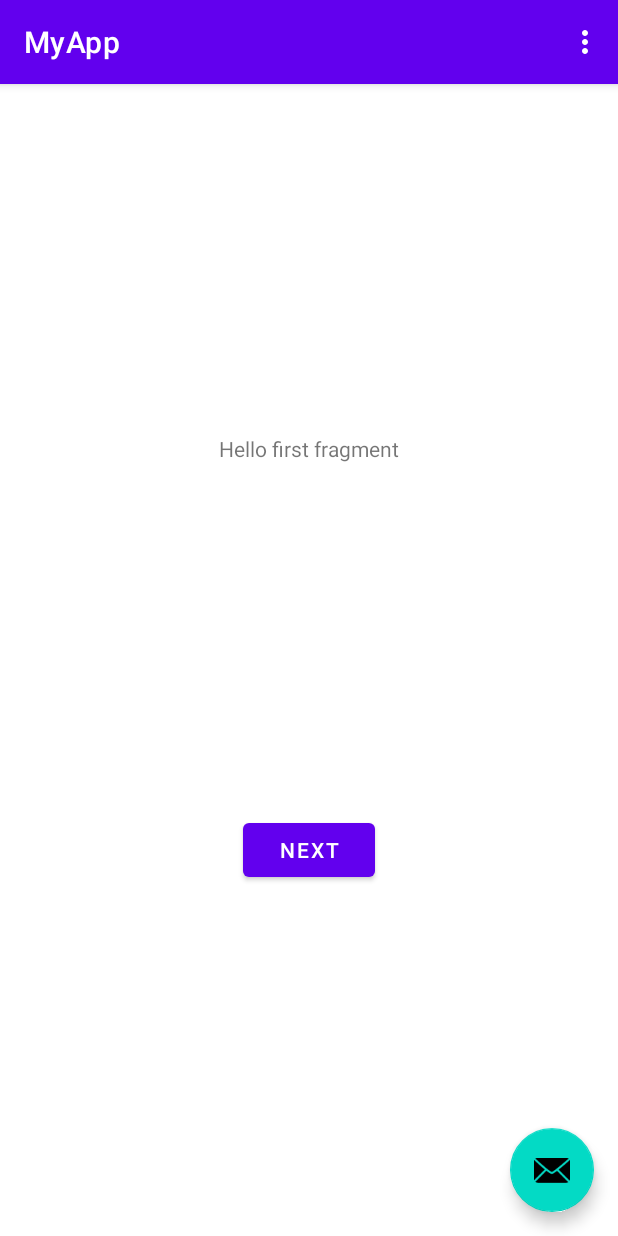
After one commit to poncho67/MyAppDemo, an Android app: the First2Fragment screen opened through its navigation route, on a phone screen of 412 x 824 dp. The commit adds this screen. Run offline under Robolectric (Android 15) with nearby library versions, the phone set to English and light mode, and no system bars.

Commit message:
Added ActivityForGit

```diff
--- a/app/src/main/AndroidManifest.xml
+++ b/app/src/main/AndroidManifest.xml
@@ -9,6 +9,10 @@
         android:roundIcon="@mipmap/ic_launcher_round"
         android:supportsRtl="true"
         android:theme="@style/Theme.MyApp">
+        <activity
+            android:name=".ActivityForGit"
+            android:label="@string/title_activity_for_git"
+            android:theme="@style/Theme.MyApp.NoActionBar"></activity>
         <activity
             android:name=".MainActivity"
             android:label="@string/app_name"
--- /dev/null
+++ b/app/src/main/java/com/poncho/myapp/First2Fragment.java
@@ -0,0 +1,34 @@
+package com.poncho.myapp;
+
+import android.os.Bundle;
+import android.view.LayoutInflater;
+import android.view.View;
+import android.view.ViewGroup;
+
+import androidx.annotation.NonNull;
+import androidx.fragment.app.Fragment;
+import androidx.navigation.fragment.NavHostFragment;
+
+public class First2Fragment extends Fragment {
+
+    @Override
+    public View onCreateView(
+            LayoutInflater inflater, ViewGroup container,
+            Bundle savedInstanceState
+    ) {
+        // Inflate the layout for this fragment
+        return inflater.inflate(R.layout.fragment_first2, container, false);
+    }
+
+    public void onViewCreated(@NonNull View view, Bundle savedInstanceState) {
+        super.onViewCreated(view, savedInstanceState);
+
+        view.findViewById(R.id.button_first).setOnClickListener(new View.OnClickListener() {
+            @Override
+            public void onClick(View view) {
+                NavHostFragment.findNavController(First2Fragment.this)
+                        .navigate(R.id.action_First2Fragment_to_Second2Fragment);
+            }
+        });
+    }
+}
--- /dev/null
+++ b/app/src/main/res/layout/content_activity_for_git.xml
@@ -0,0 +1,6 @@
+<?xml version="1.0" encoding="utf-8"?>
+<androidx.constraintlayout.widget.ConstraintLayout xmlns:android="http://schemas.android.com/apk/res/android"
+    xmlns:app="http://schemas.android.com/apk/res-auto"
+    android:layout_width="match_parent"
+    android:layout_height="match_parent"
+    app:layout_behavior="@string/appbar_scrolling_view_behavior"></androidx.constraintlayout.widget.ConstraintLayout>
--- /dev/null
+++ b/app/src/main/res/layout/fragment_first2.xml
@@ -0,0 +1,28 @@
+<?xml version="1.0" encoding="utf-8"?>
+<androidx.constraintlayout.widget.ConstraintLayout xmlns:android="http://schemas.android.com/apk/res/android"
+    xmlns:app="http://schemas.android.com/apk/res-auto"
+    xmlns:tools="http://schemas.android.com/tools"
+    android:layout_width="match_parent"
+    android:layout_height="match_parent"
+    tools:context=".First2Fragment">
+
+    <TextView
+        android:id="@+id/textview_first"
+        android:layout_width="wrap_content"
+        android:layout_height="wrap_content"
+        android:text="@string/hello_first_fragment"
+        app:layout_constraintBottom_toTopOf="@id/button_first"
+        app:layout_constraintEnd_toEndOf="parent"
+        app:layout_constraintStart_toStartOf="parent"
+        app:layout_constraintTop_toTopOf="parent" />
+
+    <Button
+        android:id="@+id/button_first"
+        android:layout_width="wrap_content"
+        android:layout_height="wrap_content"
+        android:text="@string/next"
+        app:layout_constraintBottom_toBottomOf="parent"
+        app:layout_constraintEnd_toEndOf="parent"
+        app:layout_constraintStart_toStartOf="parent"
+        app:layout_constraintTop_toBottomOf="@id/textview_first" />
+</androidx.constraintlayout.widget.ConstraintLayout>
--- a/app/src/main/res/navigation/nav_graph.xml
+++ b/app/src/main/res/navigation/nav_graph.xml
@@ -25,4 +25,24 @@
             android:id="@+id/action_SecondFragment_to_FirstFragment"
             app:destination="@id/FirstFragment" />
     </fragment>
+    <fragment
+        android:id="@+id/First2Fragment"
+        android:name="com.poncho.myapp.First2Fragment"
+        android:label="@string/first_fragment_label"
+        tools:layout="@layout/fragment_first2">
+
+        <action
+            android:id="@+id/action_First2Fragment_to_Second2Fragment"
+            app:destination="@id/Second2Fragment" />
+    </fragment>
+    <fragment
+        android:id="@+id/Second2Fragment"
+        android:name="com.poncho.myapp.Second2Fragment"
+        android:label="@string/second_fragment_label"
+        tools:layout="@layout/fragment_second2">
+
+        <action
+            android:id="@+id/action_Second2Fragment_to_First2Fragment"
+            app:destination="@id/First2Fragment" />
+    </fragment>
 </navigation>
--- a/app/src/main/res/values/strings.xml
+++ b/app/src/main/res/values/strings.xml
@@ -9,4 +9,5 @@
 
     <string name="hello_first_fragment">Hello first fragment</string>
     <string name="hello_second_fragment">Hello second fragment. Arg: %1$s</string>
+    <string name="title_activity_for_git">ActivityForGit</string>
 </resources>
```
Also changed, not shown: app/src/main/java/com/poncho/myapp/ActivityForGit.java (added, +31 -0 lines), app/src/main/java/com/poncho/myapp/Second2Fragment.java (added, +34 -0 lines), app/src/main/res/layout/activity_for_git.xml (added, +33 -0 lines), app/src/main/res/layout/fragment_second2.xml (added, +27 -0 lines).
